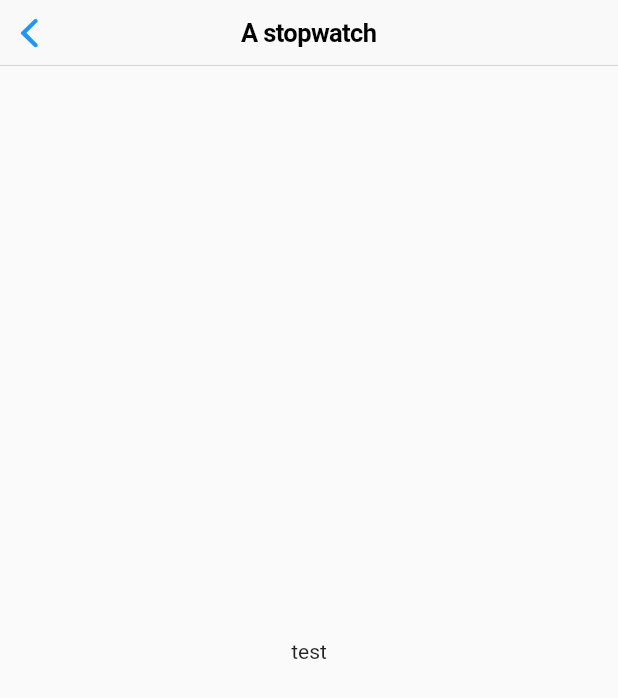
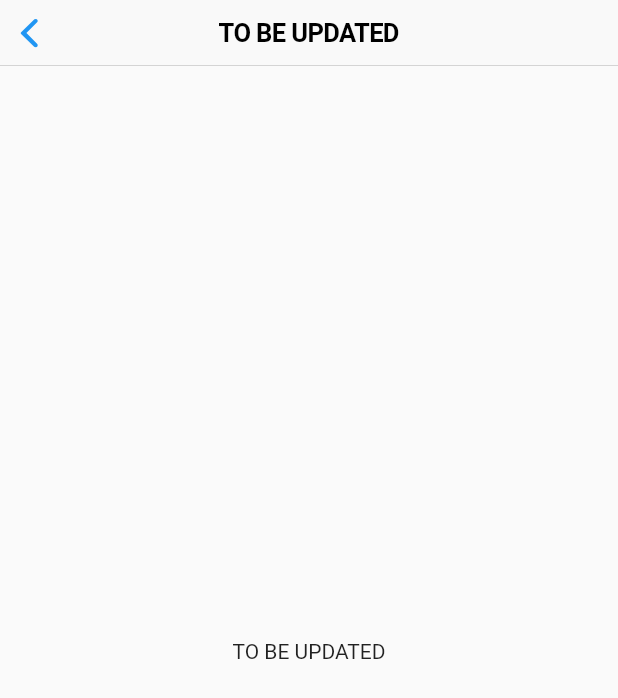
Before and after one commit to jianggaocheng/30-days-of-flutter, a Flutter app: the screen it shows after launch, after a tap on "Day6", on a phone screen of 412 x 824 dp. Shown: the top 698 px of the screen. Run offline on Flutter 3.47's test engine with Material 2 defaults, Android fonts, the phone set to English and light mode, and no system bars; our stand-ins replace flutter_map, font_awesome_flutter, latlong, location; missing offline and left inert: map_view, throttle_debounce; statements that could not run were skipped.

Commit message:
to day 8

```diff
--- a/lib/pages/day4.dart
+++ b/lib/pages/day0.dart
@@ -1,16 +1,16 @@
 import 'package:flutter/material.dart';
 import 'package:flutter/cupertino.dart';
 
-class Day4Page extends StatelessWidget {
+class Day0Page extends StatelessWidget {
   @override
   Widget build(BuildContext context) {
     return Scaffold(
       appBar: CupertinoNavigationBar(
-        middle: Text('A stopwatch'),
+        middle: Text('TO BE UPDATED'),
       ),
       body: Container(
         child: Center(
-          child: Text('test'),
+          child: Text('TO BE UPDATED'),
         )
       ),
     );
--- a/lib/pages/day5.dart
+++ b/lib/pages/day5.dart
@@ -4,7 +4,7 @@ import 'package:map_view/map_view.dart';
 import 'package:location/location.dart' as location;
 
 class Day5Page extends StatelessWidget {
-  var _location = location.Location();
+  final _location = location.Location();
   static bool setKey = false;
 
   Day5Page() {
--- a/lib/pages/day6.dart
+++ /dev/null
@@ -1,18 +0,0 @@
-import 'package:flutter/material.dart';
-import 'package:flutter/cupertino.dart';
-
-class Day6Page extends StatelessWidget {
-  @override
-  Widget build(BuildContext context) {
-    return Scaffold(
-      appBar: CupertinoNavigationBar(
-        middle: Text('A stopwatch'),
-      ),
-      body: Container(
-        child: Center(
-          child: Text('test'),
-        )
-      ),
-    );
-  }
-}
--- a/lib/pages/day7.dart
+++ b/lib/pages/day7.dart
@@ -62,7 +62,7 @@ class Day7PageState extends State<Day7Page> {
                 ),
               ),
               Positioned(
-                child: Icon(FontAwesomeIcons.basketballBall, size: ballSize, color: Colors.white70,),
+                child: Icon(FontAwesomeIcons.baseballBall, size: ballSize, color: Colors.white70,),
                 left: ballLeft,
                 top: ballTop,
               )
--- a/lib/pages/home.dart
+++ b/lib/pages/home.dart
@@ -2,13 +2,13 @@ import 'package:flutter/material.dart';
 import 'package:flutter/cupertino.dart';
 import 'package:font_awesome_flutter/font_awesome_flutter.dart';
 import 'package:flutter_demos_gallery/utils/flutter_icon_icons.dart';
+import 'package:flutter_demos_gallery/pages/day0.dart';
 import 'package:flutter_demos_gallery/pages/day1.dart';
 import 'package:flutter_demos_gallery/pages/day2.dart';
 import 'package:flutter_demos_gallery/pages/day3.dart';
-import 'package:flutter_demos_gallery/pages/day4.dart';
 import 'package:flutter_demos_gallery/pages/day5.dart';
-import 'package:flutter_demos_gallery/pages/day6.dart';
 import 'package:flutter_demos_gallery/pages/day7.dart';
+import 'package:flutter_demos_gallery/pages/day8.dart';
 
 class HomePage extends StatelessWidget {
   Widget menuIcons (BuildContext context, Icon icon,String title, Widget nextPage) {
@@ -57,11 +57,11 @@ class HomePage extends StatelessWidget {
           menuIcons(context, Icon(FontAwesomeIcons.stopwatch, size: 48.0, color: Color(0xFFFF856C)), 'Day1' ,Day1Page()),
           menuIcons(context, Icon(FlutterIcon.cloud_sun_inv, size: 48.0, color: Color(0xFF90BDC1)), 'Day2' ,Day2Page()),
           menuIcons(context, Icon(FontAwesomeIcons.twitter, size: 48.0, color: Color(0xFF2AA2EF)), 'Day3' ,Day3Page()),
-          menuIcons(context, Icon(FontAwesomeIcons.contao, size: 48.0, color: Color(0xFFFF9A05)), 'Day4' ,Day4Page()),
+          menuIcons(context, Icon(FontAwesomeIcons.contao, size: 48.0, color: Color(0xFFFF9A05)), 'Day4' ,Day0Page()),
           menuIcons(context, Icon(Icons.pin_drop, size: 48.0, color: Color(0xFF00D204)), 'Day5' ,Day5Page()),
-          menuIcons(context, Icon(FontAwesomeIcons.spotify, size: 48.0, color: Color(0xFF777777)), 'Day6' ,Day6Page()),
+          menuIcons(context, Icon(FontAwesomeIcons.spotify, size: 48.0, color: Color(0xFF777777)), 'Day6' ,Day0Page()),
           menuIcons(context, Icon(FontAwesomeIcons.baseballBall, size: 48.0, color: Color(0xFF5E2A06)), 'Day7' ,Day7Page()),
-
+          menuIcons(context, Icon(FontAwesomeIcons.twitterSquare, size: 48.0, color: Color(0xFF2AA2EF)), 'Day8' ,Day8Page()),
         ],
       ),
       backgroundColor: Colors.white,
--- a/pubspec.yaml
+++ b/pubspec.yaml
@@ -12,6 +12,7 @@ dependencies:
   map_view: any
   location: ^1.3.4
   throttle_debounce: ^0.1.2+1
+  flutter_map: ^0.0.1
 
 dev_dependencies:
   flutter_test:
```
Also changed, not shown: lib/pages/day8.dart (added, +132 -0 lines), lib/pages/dayTemplate.dart (deleted, +0 -18 lines), assets/avatar.jpeg (added), pubspec.lock, 4 other files.
